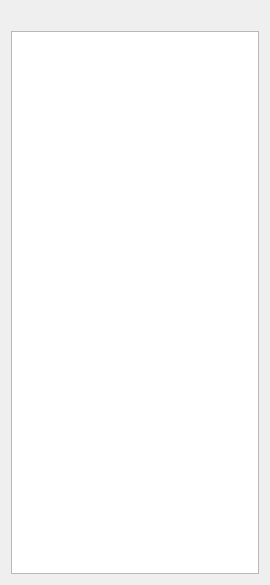
Qt form gitbuster/branch_view.ui (mike-perdide/gitbuster) before a commit.
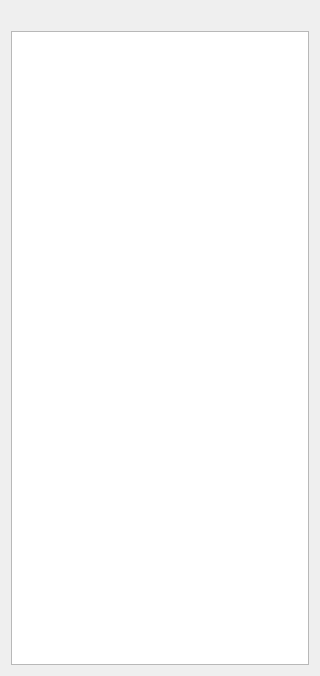
The same form after that commit.

Commit message: Setting the BranchViewWidget maximum size.

The edit to the form file:
```diff
--- a/gitbuster/branch_view.ui
+++ b/gitbuster/branch_view.ui
@@ -6,10 +6,16 @@
    <rect>
     <x>0</x>
     <y>0</y>
-    <width>270</width>
-    <height>585</height>
+    <width>320</width>
+    <height>676</height>
    </rect>
   </property>
+  <property name="maximumSize">
+   <size>
+    <width>320</width>
+    <height>16777215</height>
+   </size>
+  </property>
   <property name="windowTitle">
    <string>Form</string>
   </property>
```
